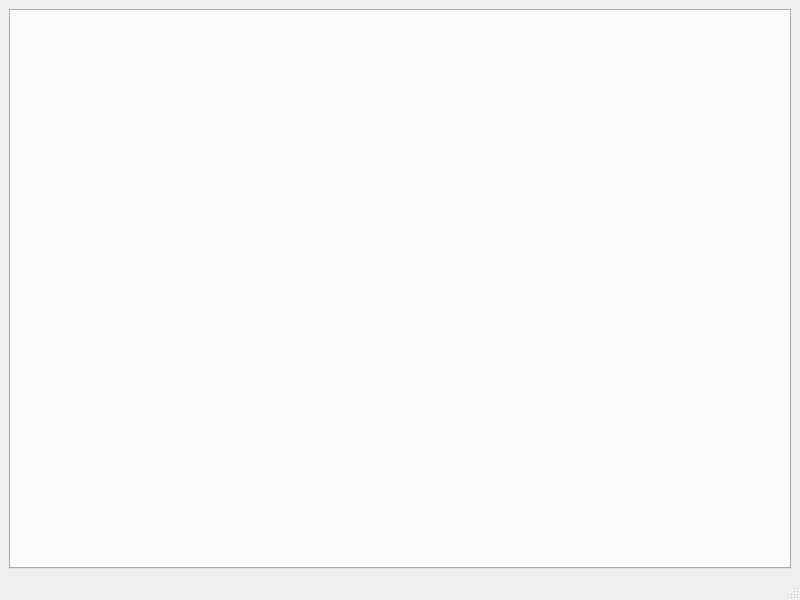
DarkStarSword/miasmata-fixes, file miasmod.ui: the form before one commit.
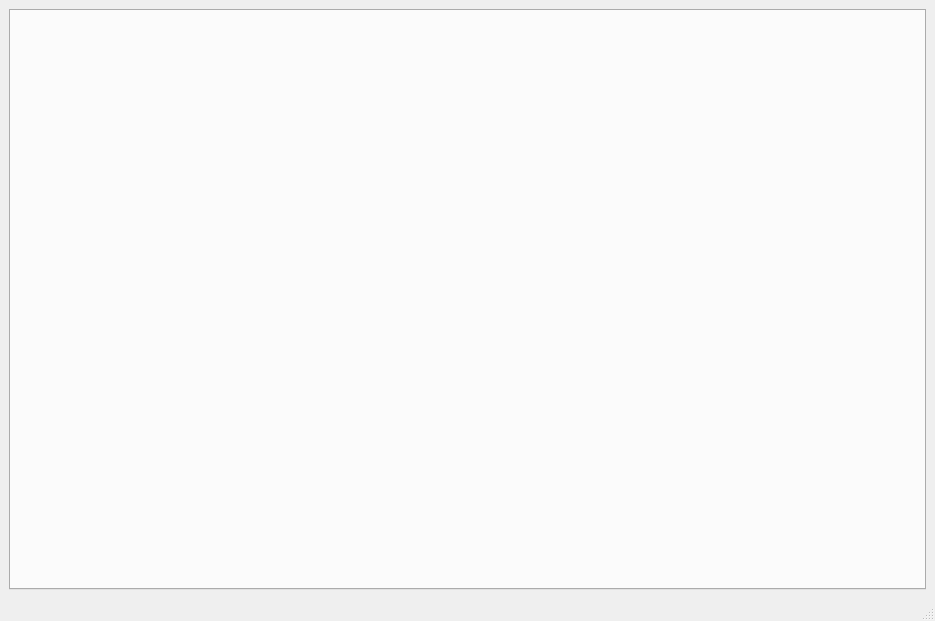
The form after the commit.

The edit to the form file:
```diff
--- a/miasmod.ui
+++ b/miasmod.ui
@@ -6,8 +6,8 @@
    <rect>
     <x>0</x>
     <y>0</y>
-    <width>800</width>
-    <height>600</height>
+    <width>935</width>
+    <height>621</height>
    </rect>
   </property>
   <property name="windowTitle">
```
Left out of the diff: 2 changed lines with no effect on the pictures.
